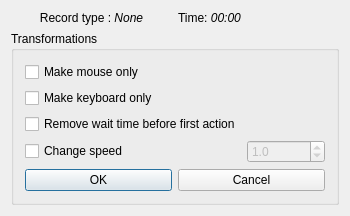
artudi54/InputRepeater, file MouseKeyboardRecorder/TransformationDialog.ui: the form before one commit.
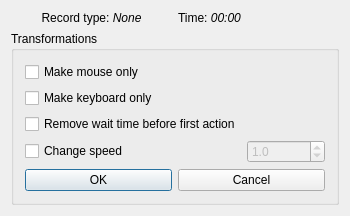
The form after the commit.

Commit message: TransformationDialog label fix

```diff
--- a/MouseKeyboardRecorder/TransformationDialog.ui
+++ b/MouseKeyboardRecorder/TransformationDialog.ui
@@ -19,7 +19,7 @@
      <item>
       <widget class="QLabel" name="labelRecordType">
        <property name="text">
-        <string>Record type : &lt;i&gt;None&lt;/i&gt;</string>
+        <string>Record type: &lt;i&gt;None&lt;/i&gt;</string>
        </property>
        <property name="alignment">
         <set>Qt::AlignCenter</set>
```
The commit also changes 1 other file.
